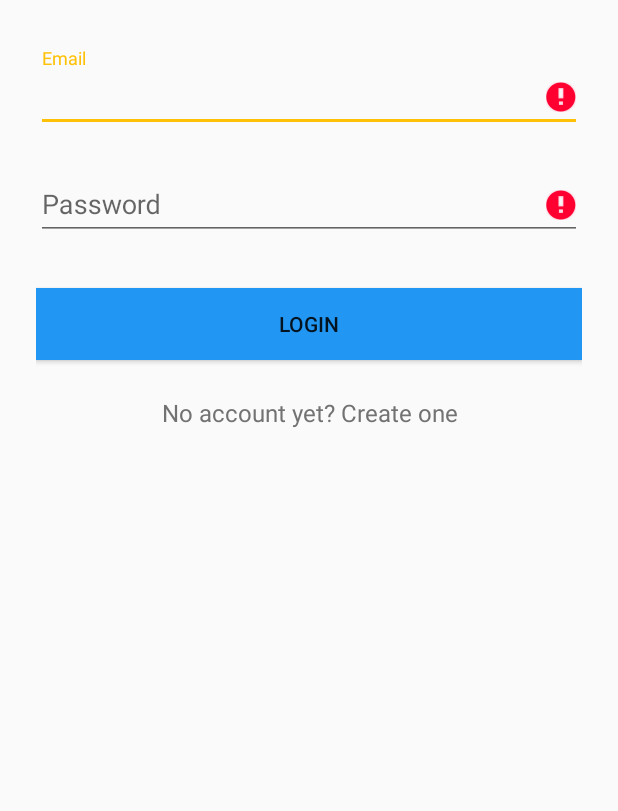
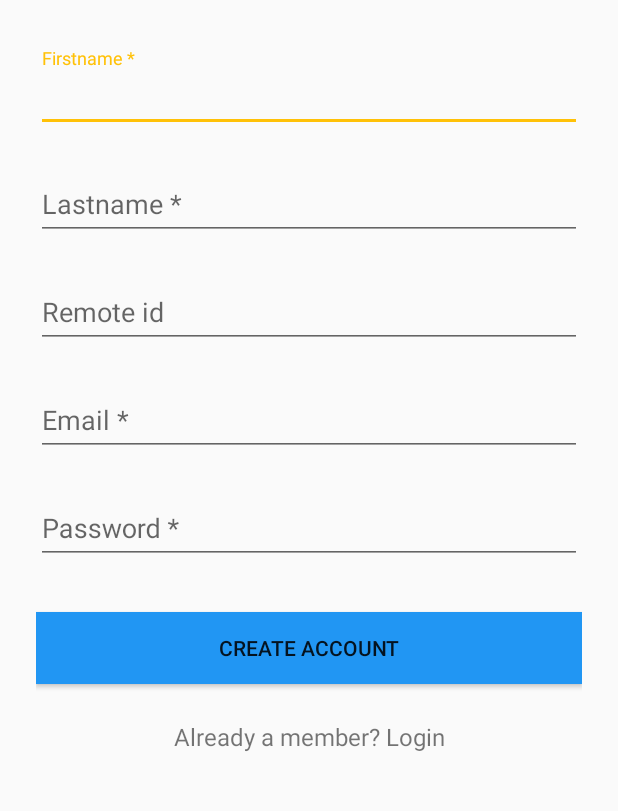
Before and after one commit to AdvisorApp/Android, an Android app: the screen it shows after launch (LoginActivity before the commit, SignupActivity after it), after a tap on "No account yet? Create one", on a phone screen of 412 x 824 dp, the part 276-1087 px from its top. Run offline under Robolectric (Android 15) with nearby library versions, the phone set to English and light mode, and no system bars; our stand-ins replace ButterKnife, Volley; libraries missing offline, so code that uses them is left out: com.afollestad.materialdialogs, org.codehaus.jackson; 1 other tap on this screen came first.

Commit message:
[ADV-41] build layout register activity

```diff
--- a/application/AdvisorApp/app/src/main/AndroidManifest.xml
+++ b/application/AdvisorApp/app/src/main/AndroidManifest.xml
@@ -24,6 +24,7 @@
                 <category android:name="android.intent.category.LAUNCHER" />
             </intent-filter>
         </activity>
+        <activity android:name=".view.register.SignupActivity" android:theme="@style/AppTheme" />
     </application>
 
 </manifest>
--- a/application/AdvisorApp/app/src/main/java/com/advisorapp/API.java
+++ b/application/AdvisorApp/app/src/main/java/com/advisorapp/API.java
@@ -6,4 +6,5 @@ package com.advisorapp;
 public interface API {
     String URL = "http://192.168.0.13:8090/api/";
     String AUTHENT_ROUTE = URL+"auths/token";
+    String USERS = URL+"users/";
 }
--- a/application/AdvisorApp/app/src/main/java/com/advisorapp/view/login/LoginActivity.java
+++ b/application/AdvisorApp/app/src/main/java/com/advisorapp/view/login/LoginActivity.java
@@ -17,6 +17,7 @@ import com.advisorapp.API;
 import com.advisorapp.AdvisorAppApplication;
 import com.advisorapp.R;
 import com.advisorapp.model.User;
+import com.advisorapp.view.register.SignupActivity;
 import com.afollestad.materialdialogs.MaterialDialog;
 import com.android.volley.Request;
 import com.android.volley.RequestQueue;
@@ -99,8 +100,8 @@ public class LoginActivity extends AppCompatActivity {
     @OnClick(R.id.link_signup)
     public void signUp(View v) {
         //TODO : after creating SignupActivity, decomment
-//        Intent intent = new Intent(getApplicationContext(), SignupActivity.class);
-//        startActivityForResult(intent, REQUEST_SIGNUP);
+        Intent intent = new Intent(getApplicationContext(), SignupActivity.class);
+        startActivityForResult(intent, REQUEST_SIGNUP);
     }
 
 
--- /dev/null
+++ b/application/AdvisorApp/app/src/main/java/com/advisorapp/view/register/SignupActivity.java
@@ -0,0 +1,215 @@
+package com.advisorapp.view.register;
+
+
+import android.app.ProgressDialog;
+import android.os.AsyncTask;
+import android.os.Bundle;
+import android.support.v7.app.AppCompatActivity;
+import android.util.Log;
+import android.view.View;
+import android.widget.Button;
+import android.widget.EditText;
+import android.widget.TextView;
+import android.widget.Toast;
+
+import com.advisorapp.API;
+import com.advisorapp.AdvisorAppApplication;
+import com.advisorapp.R;
+import com.afollestad.materialdialogs.MaterialDialog;
+import com.android.volley.AuthFailureError;
+import com.android.volley.Request;
+import com.android.volley.RequestQueue;
+import com.android.volley.Response;
+import com.android.volley.VolleyError;
+import com.android.volley.toolbox.StringRequest;
+
+import java.util.HashMap;
+import java.util.Map;
+
+import butterknife.BindView;
+import butterknife.ButterKnife;
+
+public class SignupActivity extends AppCompatActivity {
+    private static final String TAG = "SignupActivity";
+
+    private RequestQueue mRequestQueue;
+
+    @BindView(R.id.input_firstname)
+    EditText firstnameText;
+
+    @BindView(R.id.input_lastname)
+    EditText lastnameText;
+
+    @BindView(R.id.inpute_remote_id)
+    EditText remoteIdText;
+
+    @BindView(R.id.input_email)
+    EditText _emailText;
+
+    @BindView(R.id.input_password)
+    EditText _passwordText;
+
+    @BindView(R.id.btn_signup)
+    Button _signupButton;
+
+    @BindView(R.id.link_login)
+    TextView _loginLink;
+
+    @Override
+    public void onCreate(Bundle savedInstanceState) {
+        super.onCreate(savedInstanceState);
+        setContentView(R.layout.activity_signup);
+        ButterKnife.bind(this);
+
+        AdvisorAppApplication app = (AdvisorAppApplication) getApplication();
+        mRequestQueue = app.getmVolleyRequestQueue();
+
+        _signupButton.setOnClickListener(new View.OnClickListener() {
+            @Override
+            public void onClick(View v) {
+                signup();
+            }
+        });
+
+        _loginLink.setOnClickListener(new View.OnClickListener() {
+            @Override
+            public void onClick(View v) {
+                // Finish the registration screen and return to the Login activity
+                finish();
+            }
+        });
+    }
+
+    public void signup() {
+        Log.d(TAG, "Signup");
+
+//        if (!validate()) {
+//            onSignupFailed();
+//            return;
+//        }
+
+//        _signupButton.setEnabled(false);
+
+        String firstname = firstnameText.getText().toString();
+        String lastname = lastnameText.getText().toString();
+        String remoteID = remoteIdText.getText().toString();
+        String email = _emailText.getText().toString();
+        String password = _passwordText.getText().toString();
+
+//        new SignupTask().doInBackground(firstname,lastname,remoteID,email,password);
+        new SignupTask().doInBackground("test", "ffzefzefz", "ffzefz", "abcd@got.com", "azerty");
+        // TODO: Implement your own signup logic here.
+    }
+
+
+    public void onSignupSuccess() {
+        _signupButton.setEnabled(true);
+        setResult(RESULT_OK, null);
+        finish();
+    }
+
+    public void onSignupFailed() {
+        Toast.makeText(getBaseContext(), "Login failed", Toast.LENGTH_LONG).show();
+
+        _signupButton.setEnabled(true);
+    }
+
+    public boolean validate() {
+        boolean valid = true;
+
+        String name = firstnameText.getText().toString();
+        String email = _emailText.getText().toString();
+        String password = _passwordText.getText().toString();
+
+        if (name.isEmpty() || name.length() < 3) {
+            firstnameText.setError("at least 3 characters");
+            valid = false;
+        } else {
+            firstnameText.setError(null);
+        }
+
+        if (email.isEmpty() || !android.util.Patterns.EMAIL_ADDRESS.matcher(email).matches()) {
+            _emailText.setError("enter a valid email address");
+            valid = false;
+        } else {
+            _emailText.setError(null);
+        }
+
+        if (password.isEmpty() || password.length() < 4 || password.length() > 10) {
+            _passwordText.setError("between 4 and 10 alphanumeric characters");
+            valid = false;
+        } else {
+            _passwordText.setError(null);
+        }
+
+        return valid;
+    }
+
+    private class SignupTask extends AsyncTask<String, String, Boolean> {
+
+        private MaterialDialog progressDialog;
+
+        @Override
+        protected void onPreExecute() {
+            progressDialog = new MaterialDialog.Builder(getApplicationContext())
+                    .title("Authenticating")
+                    .content("Wait a moment please...")
+                    .progress(true, 0)
+                    .autoDismiss(false)
+                    .cancelable(false)
+                    .show();
+        }
+
+        @Override
+        protected Boolean doInBackground(String... params) {
+
+            StringRequest stringRequest = new StringRequest(Request.Method.POST, API.USERS, new Response.Listener<String>() {
+                @Override
+                public void onResponse(String response) {
+                    Toast.makeText(SignupActivity.this, response, Toast.LENGTH_LONG).show();
+                    //TODO la response est le token de l'user, à implémenter + récupérer les données
+                }
+            },
+                    new Response.ErrorListener() {
+                        @Override
+                        public void onErrorResponse(VolleyError error) {
+                            Toast.makeText(SignupActivity.this, error.toString(), Toast.LENGTH_LONG).show();
+                        }
+
+                    }) {
+                @Override
+                protected Map<String, String> getParams() {
+                    Map<String, String> params = new HashMap<>();
+                    params.put("first_name", "firsttest");
+                    params.put("last_name", "lasttest");
+                    params.put("remote_id", "idtest");
+                    params.put("email", "azerty@gamil.com");
+                    params.put("password", "iasass");
+                    return params;
+                }
+            };
+
+            try {
+                Log.d(TAG,stringRequest.getHeaders().toString());
+            } catch (AuthFailureError authFailureError) {
+                authFailureError.printStackTrace();
+            }
+
+            try {
+                Map<String,String> map = stringRequest.getHeaders();
+                for (String key : map.keySet()) {
+                    Log.d(TAG,key);
+                }
+            } catch (AuthFailureError authFailureError) {
+                authFailureError.printStackTrace();
+            }
+            mRequestQueue.add(stringRequest);
+            return true; //todo manage en fonction token
+        }
+
+        @Override
+        protected void onPostExecute(Boolean aBoolean) {
+            progressDialog.dismiss();
+        }
+    }
+}
--- /dev/null
+++ b/application/AdvisorApp/app/src/main/res/layout/activity_signup.xml
@@ -0,0 +1,107 @@
+<?xml version="1.0" encoding="utf-8"?>
+<ScrollView
+    xmlns:android="http://schemas.android.com/apk/res/android"
+    android:layout_width="fill_parent"
+    android:layout_height="fill_parent"
+    android:fitsSystemWindows="true">
+
+    <LinearLayout
+        android:orientation="vertical"
+        android:layout_width="match_parent"
+        android:layout_height="wrap_content"
+        android:paddingTop="56dp"
+        android:paddingLeft="24dp"
+        android:paddingRight="24dp">
+
+        <ImageView android:src="@drawable/logo"
+            android:layout_width="wrap_content"
+            android:layout_height="72dp"
+            android:layout_marginBottom="24dp"
+            android:layout_gravity="center_horizontal" />
+
+        <!--  Firstname Label -->
+        <android.support.design.widget.TextInputLayout
+            android:layout_width="match_parent"
+            android:layout_height="wrap_content"
+            android:layout_marginTop="8dp"
+            android:layout_marginBottom="8dp">
+            <EditText android:id="@+id/input_firstname"
+                android:layout_width="match_parent"
+                android:layout_height="wrap_content"
+                android:inputType="textCapWords"
+                android:hint="Firstname *" />
+        </android.support.design.widget.TextInputLayout>
+
+        <!--  Surname Label -->
+        <android.support.design.widget.TextInputLayout
+            android:layout_width="match_parent"
+            android:layout_height="wrap_content"
+            android:layout_marginTop="8dp"
+            android:layout_marginBottom="8dp">
+            <EditText android:id="@+id/input_lastname"
+                android:layout_width="match_parent"
+                android:layout_height="wrap_content"
+                android:inputType="textCapWords"
+                android:hint="Lastname *" />
+        </android.support.design.widget.TextInputLayout>
+
+        <!--  Remote id Label -->
+        <android.support.design.widget.TextInputLayout
+            android:layout_width="match_parent"
+            android:layout_height="wrap_content"
+            android:layout_marginTop="8dp"
+            android:layout_marginBottom="8dp">
+            <EditText android:id="@+id/inpute_remote_id"
+                android:layout_width="match_parent"
+                android:layout_height="wrap_content"
+                android:inputType="textCapWords"
+                android:hint="Remote id" />
+        </android.support.design.widget.TextInputLayout>
+
+        <!-- Email Label -->
+        <android.support.design.widget.TextInputLayout
+            android:layout_width="match_parent"
+            android:layout_height="wrap_content"
+            android:layout_marginTop="8dp"
+            android:layout_marginBottom="8dp">
+            <EditText android:id="@+id/input_email"
+                android:layout_width="match_parent"
+                android:layout_height="wrap_content"
+                android:inputType="textEmailAddress"
+                android:hint="Email *" />
+        </android.support.design.widget.TextInputLayout>
+
+        <!-- Password Label -->
+        <android.support.design.widget.TextInputLayout
+            android:layout_width="match_parent"
+            android:layout_height="wrap_content"
+            android:layout_marginTop="8dp"
+            android:layout_marginBottom="8dp">
+            <EditText android:id="@+id/input_password"
+                android:layout_width="match_parent"
+                android:layout_height="wrap_content"
+                android:inputType="textPassword"
+                android:hint="Password *"/>
+        </android.support.design.widget.TextInputLayout>
+
+        <!-- Signup Button -->
+        <android.support.v7.widget.AppCompatButton
+            android:id="@+id/btn_signup"
+            android:layout_width="fill_parent"
+            android:layout_height="wrap_content"
+            android:layout_marginTop="24dp"
+            android:layout_marginBottom="24dp"
+            android:padding="12dp"
+            android:text="Create Account"
+            android:background="@color/primary"/>
+
+        <TextView android:id="@+id/link_login"
+            android:layout_width="fill_parent"
+            android:layout_height="wrap_content"
+            android:layout_marginBottom="24dp"
+            android:text="Already a member? Login"
+            android:gravity="center"
+            android:textSize="16dip"/>
+
+    </LinearLayout>
+</ScrollView>
```
